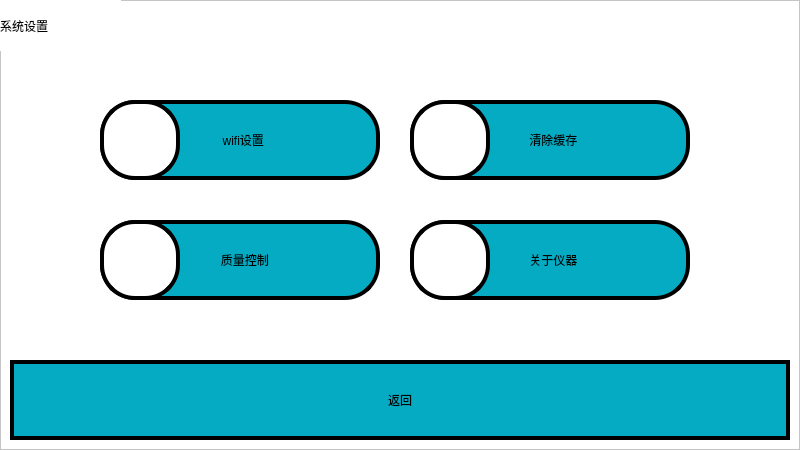
This is gui/sys.ui in mysondrink/qt0922 as Qt 5 draws it before an edit. The edited form follows.
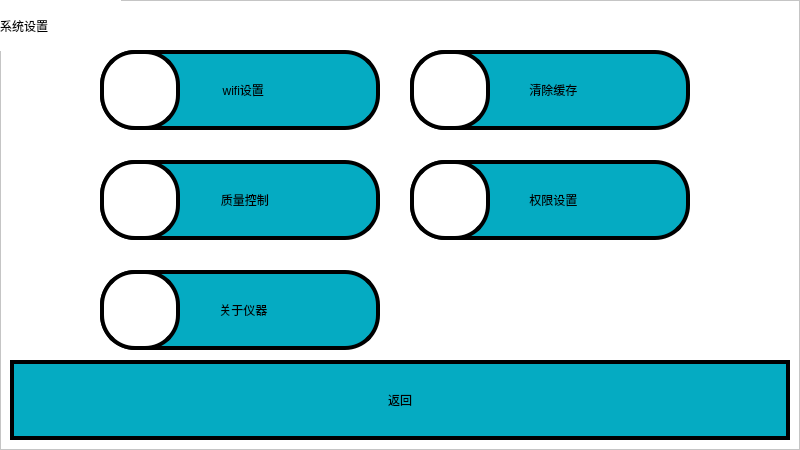
This is the edited form.

What changed in the file:
```diff
--- a/gui/sys.ui
+++ b/gui/sys.ui
@@ -35,7 +35,7 @@
     <property name="geometry">
      <rect>
       <x>100</x>
-      <y>100</y>
+      <y>50</y>
       <width>80</width>
       <height>80</height>
      </rect>
@@ -72,7 +72,7 @@
     <property name="geometry">
      <rect>
       <x>410</x>
-      <y>100</y>
+      <y>50</y>
       <width>80</width>
       <height>80</height>
      </rect>
@@ -93,7 +93,7 @@
     <property name="geometry">
      <rect>
       <x>100</x>
-      <y>220</y>
+      <y>160</y>
       <width>280</width>
       <height>80</height>
      </rect>
@@ -119,7 +119,7 @@
     <property name="geometry">
      <rect>
       <x>410</x>
-      <y>100</y>
+      <y>50</y>
       <width>280</width>
       <height>80</height>
      </rect>
@@ -144,8 +144,8 @@
    <widget class="QLabel" name="about_icon_label">
     <property name="geometry">
      <rect>
-      <x>410</x>
-      <y>220</y>
+      <x>100</x>
+      <y>270</y>
       <width>80</width>
       <height>80</height>
      </rect>
@@ -166,7 +166,7 @@
     <property name="geometry">
      <rect>
       <x>100</x>
-      <y>100</y>
+      <y>50</y>
       <width>280</width>
       <height>80</height>
      </rect>
@@ -191,8 +191,8 @@
    <widget class="QPushButton" name="btnAbout">
     <property name="geometry">
      <rect>
-      <x>410</x>
-      <y>220</y>
+      <x>100</x>
+      <y>270</y>
       <width>280</width>
       <height>80</height>
      </rect>
@@ -218,7 +218,7 @@
     <property name="geometry">
      <rect>
       <x>100</x>
-      <y>220</y>
+      <y>160</y>
       <width>80</width>
       <height>80</height>
      </rect>
@@ -260,6 +260,53 @@
      <string>返回</string>
     </property>
    </widget>
+   <widget class="QPushButton" name="btnPer">
+    <property name="geometry">
+     <rect>
+      <x>410</x>
+      <y>160</y>
+      <width>280</width>
+      <height>80</height>
+     </rect>
+    </property>
+    <property name="styleSheet">
+     <string notr="true">QPushButton {
+font: 20pt &quot;宋体&quot;;
+border:4px solid rgb(0,0,0);
+background-color:#05abc2;
+border-radius: 35px;
+}
+
+QPushButton:pressed{
+background-color: rgb(255, 0, 0);
+}
+</string>
+    </property>
+    <property name="text">
+     <string>  权限设置</string>
+    </property>
+   </widget>
+   <widget class="QLabel" name="per_icon_label">
+    <property name="geometry">
+     <rect>
+      <x>410</x>
+      <y>160</y>
+      <width>80</width>
+      <height>80</height>
+     </rect>
+    </property>
+    <property name="styleSheet">
+     <string notr="true">font: 20pt &quot;幼圆&quot;;
+border:4px solid rgb(0,0,0);
+background-color: rgb(255, 255, 255);
+border-radius: 35px;
+
+</string>
+    </property>
+    <property name="text">
+     <string/>
+    </property>
+   </widget>
    <zorder>label</zorder>
    <zorder>btnSet</zorder>
    <zorder>btnClear</zorder>
```
Left out of the diff: 2 changed lines with no effect on the pictures.
